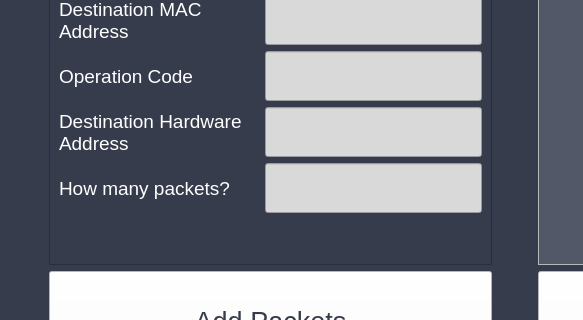
Before: the Qt Designer form app/src/ui/main.ui in MichaelHeinzman/Automatic-NPG-Interface, drawn with Qt 5; both pictures show x 0 to 583 and y 498 to 818 of the 1030 by 900 pixel window.
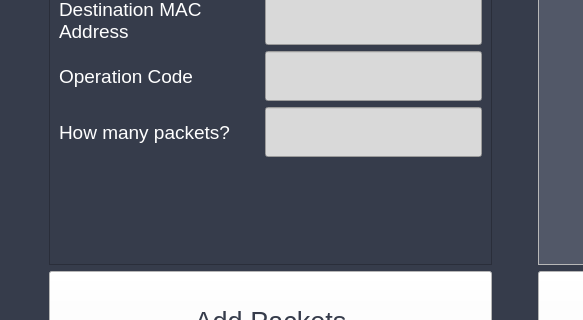
After: the same form once the commit is applied. The open tabs and pages were chosen to show the change. Custom widgets are drawn as their Qt base class.

Diff of the .ui file:
```diff
--- a/app/src/ui/main.ui
+++ b/app/src/ui/main.ui
@@ -790,9 +790,9 @@
                    <property name="geometry">
                     <rect>
                      <x>0</x>
-                     <y>-64</y>
+                     <y>0</y>
                      <width>408</width>
-                     <height>580</height>
+                     <height>522</height>
                     </rect>
                    </property>
                    <property name="styleSheet">
@@ -1173,63 +1173,7 @@
                     <item>
                      <layout class="QHBoxLayout" name="source_ip_address_layout_3">
                       <item>
-                       <widget class="QLabel" name="source_ip_address_label_3">
-                        <property name="minimumSize">
-                         <size>
-                          <width>200</width>
-                          <height>50</height>
-                         </size>
-                        </property>
-                        <property name="maximumSize">
-                         <size>
-                          <width>50</width>
-                          <height>16777215</height>
-                         </size>
-                        </property>
-                        <property name="font">
-                         <font>
-                          <pointsize>14</pointsize>
-                         </font>
-                        </property>
-                        <property name="text">
-                         <string>Destination Hardware Address</string>
-                        </property>
-                        <property name="scaledContents">
-                         <bool>false</bool>
-                        </property>
-                        <property name="wordWrap">
-                         <bool>true</bool>
-                        </property>
-                       </widget>
-                      </item>
-                      <item>
-                       <widget class="IPAddressInput" name="source_ip_address_input_3">
-                        <property name="sizePolicy">
-                         <sizepolicy hsizetype="Preferred" vsizetype="Preferred">
-                          <horstretch>0</horstretch>
-                          <verstretch>0</verstretch>
-                         </sizepolicy>
-                        </property>
-                        <property name="minimumSize">
-                         <size>
-                          <width>0</width>
-                          <height>50</height>
-                         </size>
-                        </property>
-                        <property name="maximumSize">
-                         <size>
-                          <width>250</width>
-                          <height>50</height>
-                         </size>
-                        </property>
-                       </widget>
-                      </item>
-                     </layout>
-                    </item>
-                    <item>
-                     <layout class="QHBoxLayout" name="source_mac_address_arp_layout_7">
-                      <item>
-                       <widget class="QLabel" name="source_mac_address_arp_7">
+                       <widget class="QLabel" name="number_arp_label">
                         <property name="minimumSize">
                          <size>
                           <width>200</width>
@@ -1256,7 +1200,7 @@
                        </widget>
                       </item>
                       <item>
-                       <widget class="IPAddressInput" name="source_mac_address_arp_input_7">
+                       <widget class="IPAddressInput" name="number_arp_input">
                         <property name="sizePolicy">
                          <sizepolicy hsizetype="Preferred" vsizetype="Preferred">
                           <horstretch>0</horstretch>
```
Left out of the diff: 78 changed lines with no effect on the pictures.
